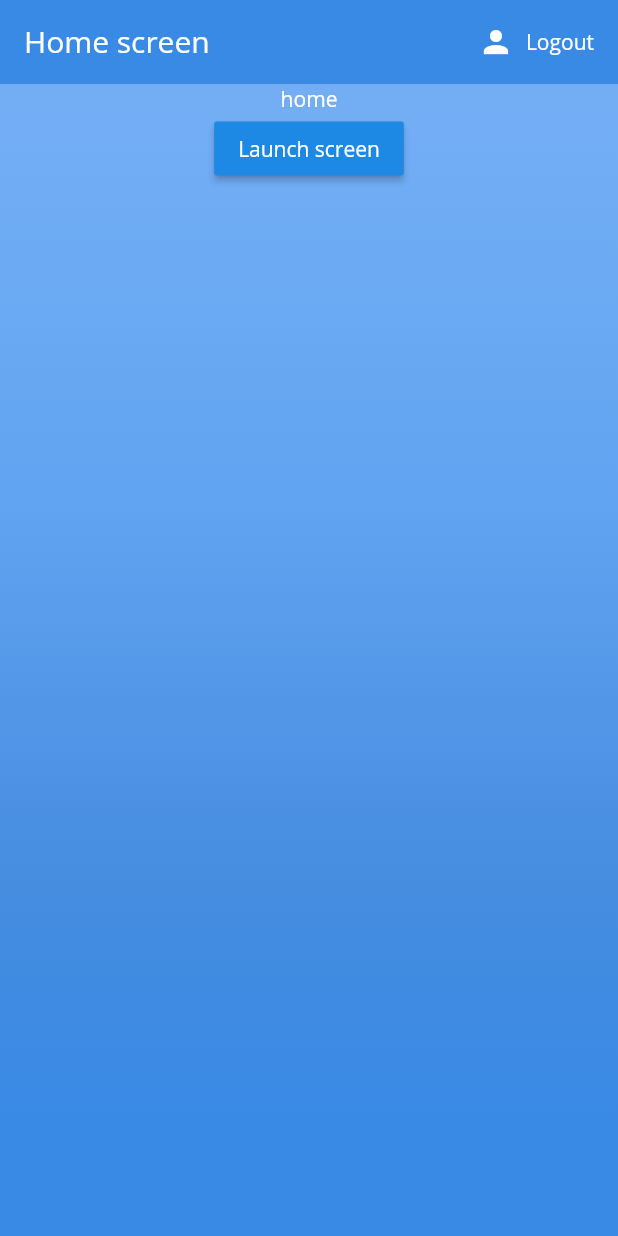
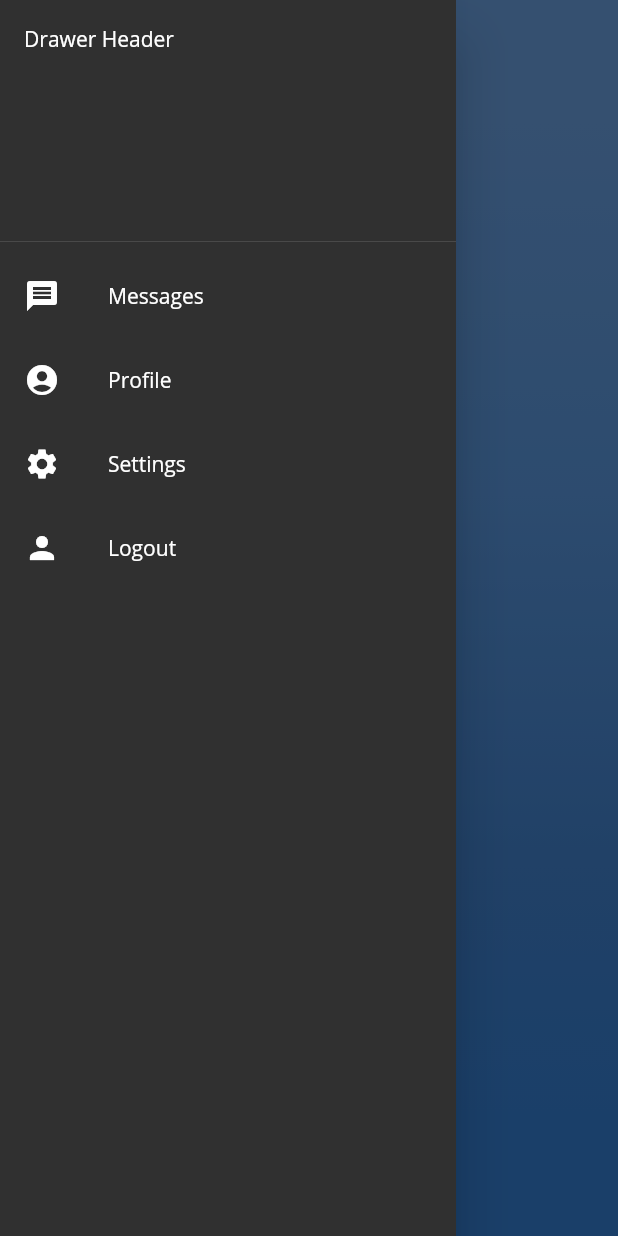
Before and after one commit to porterneon/iCare4U, a Flutter app: the screen it shows once a user with an empty profile is signed in, with the side drawer open (before the commit the screen has no drawer), on a phone screen of 412 x 824 dp. Run offline on Flutter 3.47's test engine with Material 2 defaults, Android fonts, the phone set to English and light mode, and no system bars; our stand-ins replace firebase_auth; accounts and stored records are empty.

Commit message:
add drawer widget

```diff
--- a/icare4u_ui/lib/screens/home/home.dart
+++ b/icare4u_ui/lib/screens/home/home.dart
@@ -8,23 +8,24 @@ class Home extends StatelessWidget {
   Widget build(BuildContext context) {
     return Scaffold(
       backgroundColor: Colors.transparent,
-      appBar: AppBar(
-        title: Text('Home screen'),
-        backgroundColor: Color(0xFF398AE5),
-        elevation: 0.0,
-        actions: <Widget>[
-          FlatButton.icon(
-            icon: Icon(Icons.person),
-            label: Text('Logout'),
-            onPressed: () async {
-              await _auth.signOut();
-            },
-          )
-        ],
-      ),
+      // appBar: AppBar(
+      //   title: Text('Home screen'),
+      //   backgroundColor: Color(0xFF398AE5),
+      //   elevation: 0.0,
+      //   actions: <Widget>[
+      //     FlatButton.icon(
+      //       icon: Icon(Icons.person),
+      //       label: Text('Logout'),
+      //       onPressed: () async {
+      //         await _auth.signOut();
+      //       },
+      //     )
+      //   ],
+      // ),
       body: Center(
         child: Column(
           children: <Widget>[
+            SizedBox(height: 40.0),
             Container(
               child: Text('home'),
             ),
--- a/icare4u_ui/lib/screens/home/second_screen.dart
+++ b/icare4u_ui/lib/screens/home/second_screen.dart
@@ -7,11 +7,11 @@ class SecondScreen extends StatelessWidget {
   Widget build(BuildContext context) {
     return Scaffold(
       backgroundColor: Colors.transparent,
-      appBar: AppBar(
-        title: Text('Second screen'),
-        backgroundColor: Color(0xFF398AE5),
-        elevation: 0.0,
-      ),
+      // appBar: AppBar(
+      //   title: Text('Second screen'),
+      //   backgroundColor: Color(0xFF398AE5),
+      //   elevation: 0.0,
+      // ),
       body: AnnotatedRegion<SystemUiOverlayStyle>(
         child: GestureDetector(
           onTap: () => FocusScope.of(context).unfocus(),
@@ -28,6 +28,7 @@ class SecondScreen extends StatelessWidget {
                 ),
                 child: Column(
                   children: <Widget>[
+                    SizedBox(height: 40.0),
                     Text('second screen'),
                     RaisedButton(
                       onPressed: () {
--- a/icare4u_ui/lib/screens/wrapper.dart
+++ b/icare4u_ui/lib/screens/wrapper.dart
@@ -3,6 +3,7 @@ import 'package:icare4u_ui/screens/home/home.dart';
 import 'package:flutter/material.dart';
 import 'package:icare4u_ui/models/user.dart';
 import 'package:icare4u_ui/screens/home/welcome.dart';
+import 'package:icare4u_ui/services/auth.dart';
 import 'package:icare4u_ui/utilities/constants.dart';
 import 'package:provider/provider.dart';
 
@@ -10,9 +11,40 @@ class Wrapper extends StatelessWidget {
   @override
   Widget build(BuildContext context) {
     final user = Provider.of<User>(context);
+    final AuthService _auth = AuthService();
 
     // return either the Home or Authenticate widget
     return Scaffold(
+      drawer: Drawer(
+        child: ListView(
+          children: <Widget>[
+            DrawerHeader(
+              child: Text('Drawer Header'),
+            ),
+            ListTile(
+              leading: Icon(Icons.message),
+              title: Text('Messages'),
+            ),
+            ListTile(
+              leading: Icon(Icons.account_circle),
+              title: Text('Profile'),
+            ),
+            ListTile(
+              leading: Icon(Icons.settings),
+              title: Text('Settings'),
+            ),
+            ListTile(
+              title: Text('Logout'),
+              leading: Icon(Icons.person),
+              onTap: () async {
+                await _auth.signOut();
+                Navigator.of(context).pop();
+              },
+            ),
+          ],
+        ),
+      ),
+      // appBar: AppBar(),
       body: Container(
         // Add box decoration
         decoration: globalGradientDecorationStyle,
```
